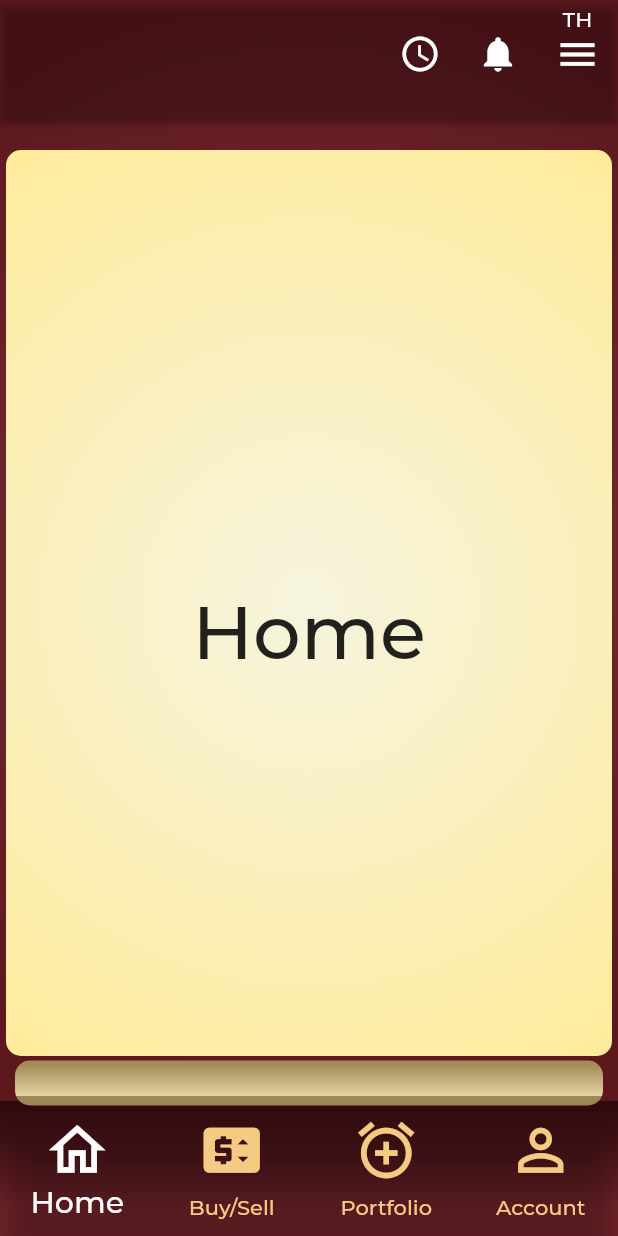
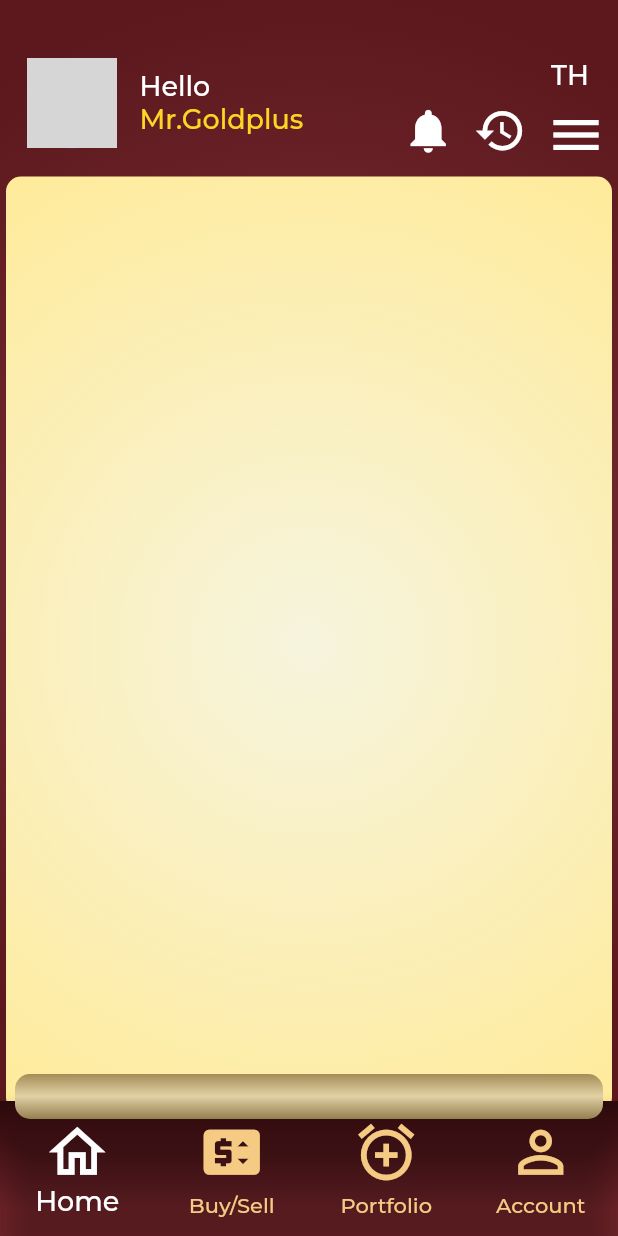
Before and after one commit to LeeCherry731/fintech_v1, a Flutter app: the screen it shows after launch, on a phone screen of 412 x 824 dp. Run offline on Flutter 3.47's test engine with Material 2 defaults, Android fonts, the phone set to English and light mode, and no system bars; our stand-ins replace socket_io_client; network calls fail; grey boxes are pictures that could not be loaded.

Commit message:
add test soket

```diff
--- a/lib/features/home/screens/home.dart
+++ b/lib/features/home/screens/home.dart
@@ -1,3 +1,4 @@
+import 'package:fintech_v1/features/home/screens/test_socket.dart';
 import 'package:fintech_v1/features/home/widgets/ListProfileInfo.dart';
 import 'package:flutter/material.dart';
 
@@ -15,12 +16,7 @@ class _HomeState extends State<Home> {
   int currentIndex = 0;
 
   List<Widget> screens = [
-    const Center(
-      child: Text(
-        "Home",
-        style: TextStyle(fontSize: 50),
-      ),
-    ),
+    const TestSocket(),
     const Center(
       child: Text(
         "2",
@@ -49,54 +45,9 @@ class _HomeState extends State<Home> {
 
   @override
   Widget build(BuildContext context) {
-    return SafeArea(
-      child: Scaffold(
+    return Scaffold(
       bottomNavigationBar:
           BottomNavBar(onTap: onTap, currentIndex: currentIndex),
-        extendBodyBehindAppBar: true,
-        appBar: PreferredSize(
-          preferredSize: const Size.fromHeight(80.0),
-          child: AppBar(
-            elevation: 2,
-            backgroundColor: Colors.transparent,
-            actions: [
-              Column(
-                children: const [
-                  SizedBox(
-                    height: 22,
-                  ),
-                  Padding(
-                    padding: EdgeInsets.symmetric(horizontal: 12),
-                    child: Icon(Icons.access_time_outlined, size: 28),
-                  ),
-                ],
-              ),
-              Column(
-                children: const [
-                  SizedBox(
-                    height: 22,
-                  ),
-                  Padding(
-                    padding: EdgeInsets.symmetric(horizontal: 12),
-                    child: Icon(Icons.notifications, size: 28),
-                  ),
-                ],
-              ),
-              Column(
-                children: const [
-                  SizedBox(
-                    height: 4,
-                  ),
-                  Text("TH"),
-                  Padding(
-                    padding: EdgeInsets.symmetric(horizontal: 12),
-                    child: Icon(Icons.menu, size: 30),
-                  ),
-                ],
-              ),
-            ],
-          ),
-        ),
       body: Container(
         decoration: const BoxDecoration(
           image: DecorationImage(
@@ -106,7 +57,10 @@ class _HomeState extends State<Home> {
             Color(0xFF5C181D),
           ], radius: 0.9),
         ),
-          child: ListProfileInfo(widget: screens[currentIndex]),
+        child: Column(
+          children: [
+            ListProfileInfo(widget: screens[currentIndex]),
+          ],
         ),
       ),
     );
@@ -142,7 +96,7 @@ class BottomNavBar extends StatelessWidget {
         clipBehavior: Clip.none,
         children: [
           Positioned(
-              top: -27,
+              top: -18,
               child: Container(
                 decoration: BoxDecoration(
                   borderRadius: BorderRadius.circular(10),
@@ -154,7 +108,7 @@ class BottomNavBar extends StatelessWidget {
                     ],
                     begin: Alignment.topCenter,
                     end: Alignment.bottomCenter,
-                    stops: [0.1, 0.8, 0.1],
+                    // stops: [0.1, 0.8, 0.1],
                     tileMode: TileMode.clamp,
                   ),
                 ),
@@ -166,13 +120,18 @@ class BottomNavBar extends StatelessWidget {
             child: BottomNavigationBar(
               unselectedItemColor: const Color.fromARGB(255, 245, 203, 131),
               unselectedLabelStyle: const TextStyle(
-                  color: Color.fromARGB(255, 247, 181, 66), fontSize: 14),
+                  color: Color.fromARGB(255, 247, 181, 66),
+                  fontSize: 14,
+                  fontWeight: FontWeight.w400),
               type: BottomNavigationBarType.fixed,
               iconSize: 45,
               selectedItemColor: const Color.fromARGB(255, 253, 253, 253),
               showSelectedLabels: true,
               selectedLabelStyle: const TextStyle(
-                  color: Color.fromARGB(255, 247, 181, 66), fontSize: 20),
+                color: Color.fromARGB(255, 247, 181, 66),
+                fontSize: 18,
+                fontWeight: FontWeight.w400,
+              ),
               backgroundColor: Colors.transparent,
               currentIndex: currentIndex,
               onTap: (index) {
--- /dev/null
+++ b/lib/features/home/screens/test_socket.dart
@@ -0,0 +1,44 @@
+import 'package:flutter/src/widgets/container.dart';
+import 'package:flutter/src/widgets/framework.dart';
+import 'package:socket_io_client/socket_io_client.dart' as IO;
+
+class TestSocket extends StatefulWidget {
+  const TestSocket({super.key});
+
+  @override
+  State<TestSocket> createState() => _TestSocketState();
+}
+
+class _TestSocketState extends State<TestSocket> {
+  late IO.Socket socket;
+
+  @override
+  void initState() {
+    // TODO: implement initState
+    super.initState();
+    connect();
+  }
+
+  @override
+  void dispose() {
+    // TODO: implement dispose
+    super.dispose();
+    socket.disconnect();
+  }
+
+  void connect() {
+    socket = IO.io("http://203.154.83.135:25551", <String, dynamic>{
+      "transports": ["websocket"],
+      "autoConnect": false,
+    });
+    socket.connect();
+    socket.onConnect((data) => print("Socket connected"));
+    print(socket.connected);
+    // socket.emit("test", "hello world");
+  }
+
+  @override
+  Widget build(BuildContext context) {
+    return Container();
+  }
+}
--- a/lib/features/home/widgets/ListProfileInfo.dart
+++ b/lib/features/home/widgets/ListProfileInfo.dart
@@ -11,15 +11,101 @@ class ListProfileInfo extends StatelessWidget {
   Widget build(BuildContext context) {
     return Column(
       children: [
-        const SizedBox(
-          height: 100,
+        Container(
+          padding: const EdgeInsets.only(top: 20, left: 10),
+          height: MediaQuery.of(context).size.height / 7,
+          child: Padding(
+            padding: const EdgeInsets.all(8.0),
+            child: Row(
+              crossAxisAlignment: CrossAxisAlignment.end,
+              mainAxisAlignment: MainAxisAlignment.spaceBetween,
+              children: [
+                Row(
+                  children: [
+                    const CircleAvatar(
+                      radius: 30,
+                      backgroundImage: NetworkImage(
+                          "https://images.unsplash.com/photo-1567103472667-6898f3a79cf2?ixlib=rb-1.2.1&ixid=MnwxMjA3fDB8MHxwaG90by1wYWdlfHx8fGVufDB8fHx8&auto=format&fit=crop&w=687&q=80"),
+                    ),
+                    const SizedBox(
+                      width: 15,
+                    ),
+                    Column(
+                      mainAxisAlignment: MainAxisAlignment.center,
+                      crossAxisAlignment: CrossAxisAlignment.start,
+                      children: const [
+                        Text(
+                          "Hello",
+                          style: TextStyle(
+                            fontSize: 18,
+                            color: Color.fromARGB(255, 255, 255, 255),
+                          ),
+                        ),
+                        Text(
+                          "Mr.Goldplus",
+                          style: TextStyle(
+                            fontSize: 18,
+                            color: Color.fromARGB(250, 255, 218, 36),
+                          ),
+                        ),
+                      ],
+                    ),
+                  ],
+                ),
+                Row(
+                  crossAxisAlignment: CrossAxisAlignment.end,
+                  children: [
+                    const IconButton(
+                      onPressed: null,
+                      icon: Icon(
+                        Icons.notifications,
+                        size: 35,
+                        color: Colors.white,
+                      ),
+                    ),
+                    const IconButton(
+                      onPressed: null,
+                      icon: Icon(
+                        Icons.history,
+                        size: 35,
+                        color: Colors.white,
+                      ),
+                    ),
+                    Column(
+                      mainAxisAlignment: MainAxisAlignment.end,
+                      children: const [
+                        Text(
+                          "TH",
+                          style: TextStyle(
+                            fontSize: 18,
+                            color: Colors.white,
+                          ),
+                        ),
+                        Positioned(
+                          left: 0,
+                          child: IconButton(
+                            onPressed: null,
+                            icon: Icon(
+                              Icons.menu,
+                              size: 40,
+                              color: Colors.white,
+                            ),
+                          ),
+                        ),
+                      ],
+                    ),
+                  ],
+                ),
+              ],
+            ),
+          ),
         ),
         Center(
           child: SingleChildScrollView(
               child: Container(
             padding: const EdgeInsets.only(top: 40),
             width: MediaQuery.of(context).size.width - 8,
-            height: MediaQuery.of(context).size.height - 220,
+            height: MediaQuery.of(context).size.height - 200,
             decoration: BoxDecoration(
               borderRadius: BorderRadius.circular(10),
               gradient: const RadialGradient(colors: [
--- a/pubspec.yaml
+++ b/pubspec.yaml
@@ -35,6 +35,7 @@ dependencies:
   # The following adds the Cupertino Icons font to your application.
   # Use with the CupertinoIcons class for iOS style icons.
   cupertino_icons: ^1.0.2
+  socket_io_client: ^2.0.0
 
 dev_dependencies:
   flutter_test:
```
Also changed, not shown: pubspec.lock, 1 other file. Lines whose indentation alone changed are shown as unchanged.
